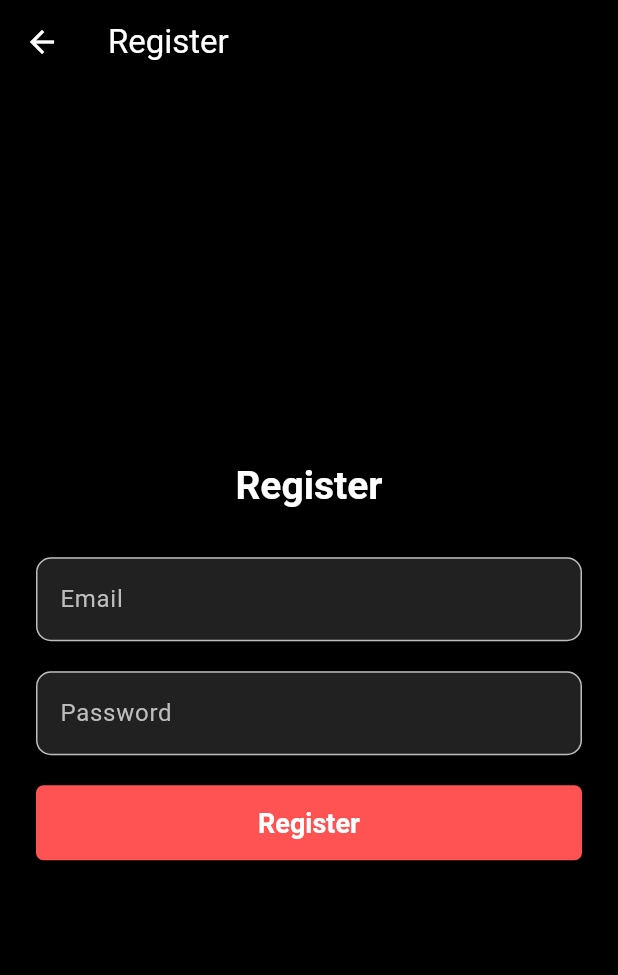
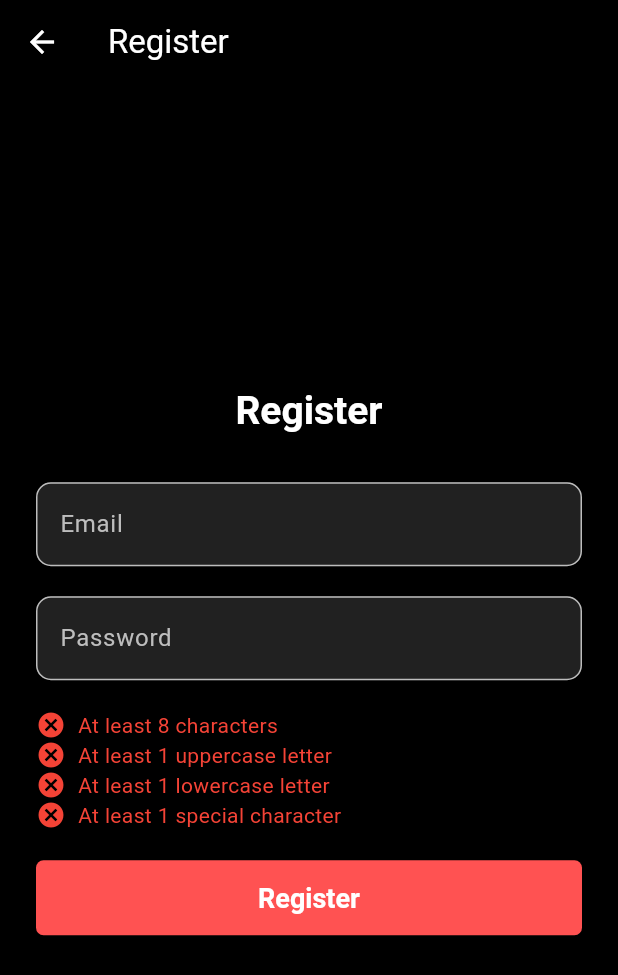
Before and after one commit to sunami09/WebGroup, a Flutter app: the RegisterPage screen opened directly, on a phone screen of 412 x 824 dp. Shown: the top 975 px of the screen. Run offline on Flutter 3.47's test engine with Material 3 defaults, Android fonts, the phone set to English and light mode, and no system bars; our stand-ins replace cloud_firestore, firebase_auth, firebase_core; accounts and stored records are empty.

Commit message:
Register page added

```diff
--- a/lib/register_page.dart
+++ b/lib/register_page.dart
@@ -14,8 +14,27 @@ class _RegisterPageState extends State<RegisterPage> {
   final FirebaseAuth _auth = FirebaseAuth.instance;
   String _errorMessage = '';
 
+  // Password validation state
+  bool _isLengthValid = false;
+  bool _hasUppercase = false;
+  bool _hasLowercase = false;
+  bool _hasSpecialCharacter = false;
+
+  // Loading state
+  bool _isLoading = false;
+
+  void _validatePassword(String password) {
+    setState(() {
+      _isLengthValid = password.length >= 8;
+      _hasUppercase = password.contains(RegExp(r'[A-Z]'));
+      _hasLowercase = password.contains(RegExp(r'[a-z]'));
+      _hasSpecialCharacter = password.contains(RegExp(r'[!@#$%^&*(),.?":{}|<>]'));
+    });
+  }
+
 Future<void> _registerUser() async {
   setState(() {
+    _isLoading = true;
     _errorMessage = '';
   });
   try {
@@ -23,13 +42,29 @@ class _RegisterPageState extends State<RegisterPage> {
       email: _emailController.text.trim(),
       password: _passwordController.text.trim(),
     );
-      Navigator.pop(context);
+
+    // Show a success notification
+    ScaffoldMessenger.of(context).showSnackBar(
+      const SnackBar(
+        content: Text('Successfully registered!'),
+        backgroundColor: Colors.green,
+        duration: Duration(seconds: 3),
+      ),
+    );
+
+    Navigator.pop(context); // Navigate back after showing the SnackBar
   } catch (e) {
     setState(() {
       _errorMessage = 'Registration failed. Please try again.';
     });
+  } finally {
+    setState(() {
+      _isLoading = false;
+    });
   }
 }
+
+
 
   @override
   Widget build(BuildContext context) {
@@ -43,12 +78,19 @@ class _RegisterPageState extends State<RegisterPage> {
         padding: const EdgeInsets.symmetric(horizontal: 24.0),
         child: Center(
           child: SingleChildScrollView(
-            child: Column(
+            child: _isLoading
+                ? const CircularProgressIndicator(
+                    color: Colors.redAccent,
+                  )
+                : Column(
                     mainAxisAlignment: MainAxisAlignment.center,
                     children: [
                       Text(
                         'Register',
-                  style: Theme.of(context).textTheme.headlineSmall!.copyWith(
+                        style: Theme.of(context)
+                            .textTheme
+                            .headlineSmall!
+                            .copyWith(
                               color: Colors.white,
                               fontWeight: FontWeight.bold,
                             ),
@@ -77,6 +119,7 @@ class _RegisterPageState extends State<RegisterPage> {
                       const SizedBox(height: 20),
                       TextField(
                         controller: _passwordController,
+                        onChanged: _validatePassword,
                         decoration: InputDecoration(
                           labelText: 'Password',
                           labelStyle: TextStyle(color: Colors.grey[400]),
@@ -96,15 +139,30 @@ class _RegisterPageState extends State<RegisterPage> {
                         obscureText: true,
                       ),
                       const SizedBox(height: 20),
+                      // Password validation indicators
+                      Column(
+                        crossAxisAlignment: CrossAxisAlignment.start,
+                        children: [
+                          _buildValidationText(
+                              'At least 8 characters', _isLengthValid),
+                          _buildValidationText(
+                              'At least 1 uppercase letter', _hasUppercase),
+                          _buildValidationText(
+                              'At least 1 lowercase letter', _hasLowercase),
+                          _buildValidationText('At least 1 special character',
+                              _hasSpecialCharacter),
+                        ],
+                      ),
+                      const SizedBox(height: 20),
                       if (_errorMessage.isNotEmpty) ...[
                         Text(
                           _errorMessage,
-                    style: TextStyle(color: Colors.red),
+                          style: const TextStyle(color: Colors.red),
                         ),
                         const SizedBox(height: 10),
                       ],
                       ElevatedButton(
-                  onPressed: _registerUser,
+                        onPressed: _isLoading ? null : _registerUser,
                         style: ElevatedButton.styleFrom(
                           minimumSize: const Size(double.infinity, 50),
                           backgroundColor: Colors.redAccent,
@@ -128,4 +186,23 @@ class _RegisterPageState extends State<RegisterPage> {
       ),
     );
   }
+
+  Widget _buildValidationText(String text, bool isValid) {
+    return Row(
+      children: [
+        Icon(
+          isValid ? Icons.check_circle : Icons.cancel,
+          color: isValid ? Colors.green : Colors.red,
+          size: 20,
+        ),
+        const SizedBox(width: 8),
+        Text(
+          text,
+          style: TextStyle(
+            color: isValid ? Colors.green : Colors.red,
+          ),
+        ),
+      ],
+    );
   }
+}
```
Lines whose indentation alone changed are shown as unchanged.
